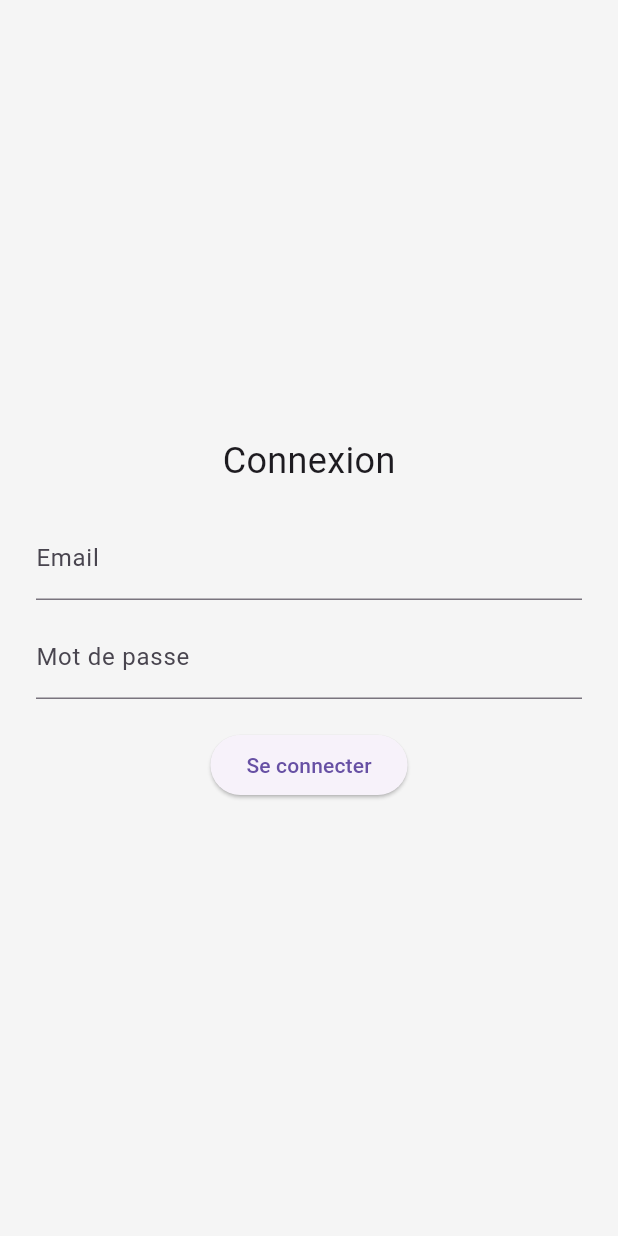
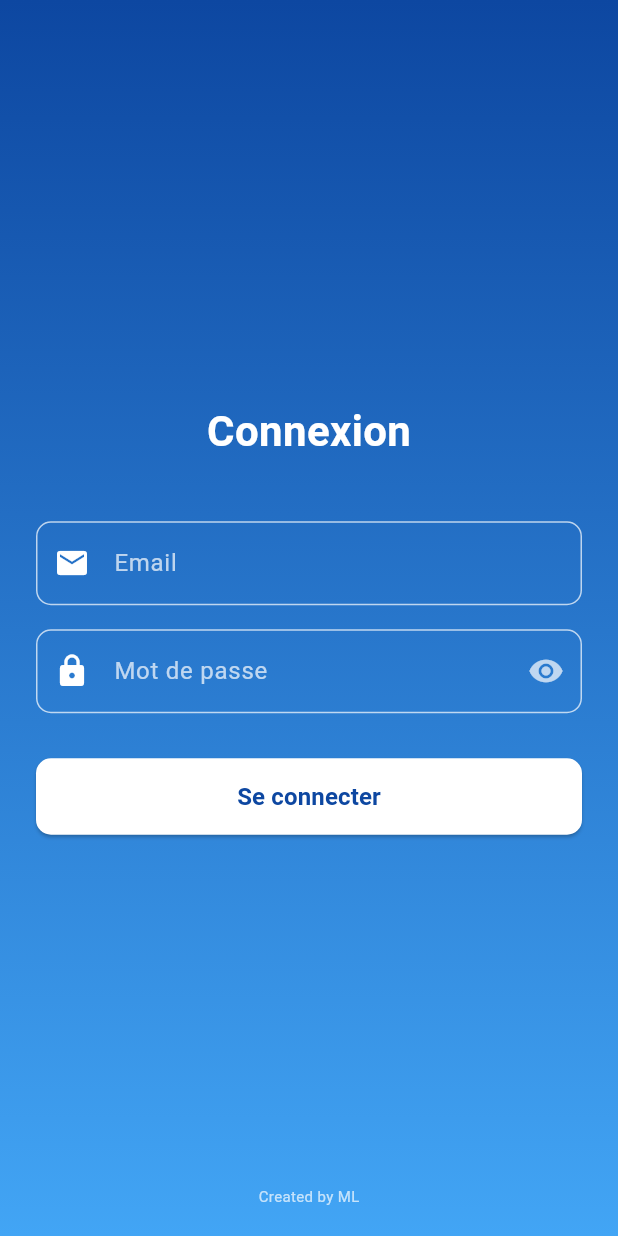
Before and after one commit to latifamsd/chatboot_flutter, a Flutter app: the screen it shows after launch, on a phone screen of 412 x 824 dp. Run offline on Flutter 3.47's test engine with Material 3 defaults, Android fonts, the phone set to English and light mode, and no system bars; our stand-ins replace flutter_tts, speech_to_text.

Commit message:
first commit

```diff
--- a/lib/main.dart
+++ b/lib/main.dart
@@ -22,7 +22,6 @@ class MyApp extends StatelessWidget {
       theme: ThemeData(primarySwatch: Colors.lightBlue),
       debugShowCheckedModeBanner: false,
       home: const LoginPage(),
-
     );
   }
 }
@@ -319,7 +318,10 @@ class _ChatPageState extends State<ChatPage> {
           children: [
             const DrawerHeader(
               decoration: BoxDecoration(color: Colors.blue),
-        child: Text('Bienvenue', style: TextStyle(color: Colors.white, fontSize: 20)),
+              child: Text(
+                'Talk with Gemini',
+                style: TextStyle(color: Colors.white, fontSize: 20),
+              ),
             ),
             ListTile(
               leading: const Icon(Icons.history),
@@ -513,6 +515,7 @@ class _LoginPageState extends State<LoginPage> {
   final TextEditingController _passwordController = TextEditingController();
 
   String _error = '';
+  bool _obscureText = true;
 
   void _login() {
     final email = _emailController.text.trim();
@@ -531,39 +534,149 @@ class _LoginPageState extends State<LoginPage> {
   @override
   Widget build(BuildContext context) {
     return Scaffold(
-      backgroundColor: Colors.grey[100],
-      body: Center(
-        child: Padding(
+      body: Container(
+        decoration: const BoxDecoration(
+          gradient: LinearGradient(
+            colors: [
+              Color(0xFF0D47A1),
+              Color(0xFF42A5F5),
+            ],
+            begin: Alignment.topCenter,
+            end: Alignment.bottomCenter,
+          ),
+        ),
+        child: Stack(
+          children: [
+            Center(
+              child: SingleChildScrollView(
                 padding: const EdgeInsets.all(24),
                 child: Column(
                   mainAxisSize: MainAxisSize.min,
                   children: [
-              const Text('Connexion', style: TextStyle(fontSize: 24)),
-              const SizedBox(height: 20),
+                    const Text(
+                      'Connexion',
+                      style: TextStyle(
+                        fontSize: 28,
+                        fontWeight: FontWeight.bold,
+                        color: Colors.white,
+                      ),
+                    ),
+                    const SizedBox(height: 40),
+
+                    // Email Input
                     TextField(
                       controller: _emailController,
-                decoration: const InputDecoration(labelText: 'Email'),
+                      style: const TextStyle(color: Colors.white),
+                      decoration: InputDecoration(
+                        labelText: 'Email',
+                        labelStyle: const TextStyle(color: Colors.white70),
+                        prefixIcon: const Icon(Icons.email, color: Colors.white),
+                        enabledBorder: OutlineInputBorder(
+                          borderRadius: BorderRadius.circular(10),
+                          borderSide: const BorderSide(color: Colors.white70),
                         ),
-              const SizedBox(height: 10),
+                        focusedBorder: OutlineInputBorder(
+                          borderRadius: BorderRadius.circular(10),
+                          borderSide: const BorderSide(
+                            color: Colors.white,
+                            width: 2,
+                          ),
+                        ),
+                      ),
+                    ),
+                    const SizedBox(height: 16),
+
+                    // Password Input
                     TextField(
                       controller: _passwordController,
-                obscureText: true,
-                decoration: const InputDecoration(labelText: 'Mot de passe'),
+                      obscureText: _obscureText,
+                      style: const TextStyle(color: Colors.white),
+                      decoration: InputDecoration(
+                        labelText: 'Mot de passe',
+                        labelStyle: const TextStyle(color: Colors.white70),
+                        prefixIcon: const Icon(Icons.lock, color: Colors.white),
+                        suffixIcon: IconButton(
+                          icon: Icon(
+                            _obscureText ? Icons.visibility : Icons.visibility_off,
+                            color: Colors.white70,
                           ),
-              const SizedBox(height: 20),
-              ElevatedButton(
+                          onPressed: () {
+                            setState(() {
+                              _obscureText = !_obscureText;
+                            });
+                          },
+                        ),
+                        enabledBorder: OutlineInputBorder(
+                          borderRadius: BorderRadius.circular(10),
+                          borderSide: const BorderSide(color: Colors.white70),
+                        ),
+                        focusedBorder: OutlineInputBorder(
+                          borderRadius: BorderRadius.circular(10),
+                          borderSide: const BorderSide(
+                            color: Colors.white,
+                            width: 2,
+                          ),
+                        ),
+                      ),
+                    ),
+
+                    const SizedBox(height: 30),
+
+                    // Login Button
+                    SizedBox(
+                      width: double.infinity,
+                      child: ElevatedButton(
                         onPressed: _login,
-                child: const Text('Se connecter'),
+                        style: ElevatedButton.styleFrom(
+                          backgroundColor: Colors.white,
+                          foregroundColor: Colors.blue[900],
+                          padding: const EdgeInsets.symmetric(vertical: 14),
+                          shape: RoundedRectangleBorder(
+                            borderRadius: BorderRadius.circular(10),
                           ),
+                        ),
+                        child: const Text(
+                          'Se connecter',
+                          style: TextStyle(
+                            fontSize: 16,
+                            fontWeight: FontWeight.bold,
+                          ),
+                        ),
+                      ),
+                    ),
+
                     if (_error.isNotEmpty)
                       Padding(
-                  padding: const EdgeInsets.only(top: 12),
-                  child: Text(_error, style: const TextStyle(color: Colors.red)),
+                        padding: const EdgeInsets.only(top: 16),
+                        child: Text(
+                          _error,
+                          style: const TextStyle(color: Colors.red),
+                        ),
                       ),
                   ],
                 ),
               ),
             ),
+
+            // Texte en bas de l'écran
+            Positioned(
+              bottom: 20,
+              left: 0,
+              right: 0,
+              child: const Center(
+                child: Text(
+                  'Created by ML',
+                  style: TextStyle(
+                    fontSize: 10,
+                    fontWeight: FontWeight.w400,
+                    color: Colors.white70,
+                  ),
+                ),
+              ),
+            ),
+          ],
+        ),
+      ),
     );
   }
 }
```
Lines whose indentation alone changed are shown as unchanged.
